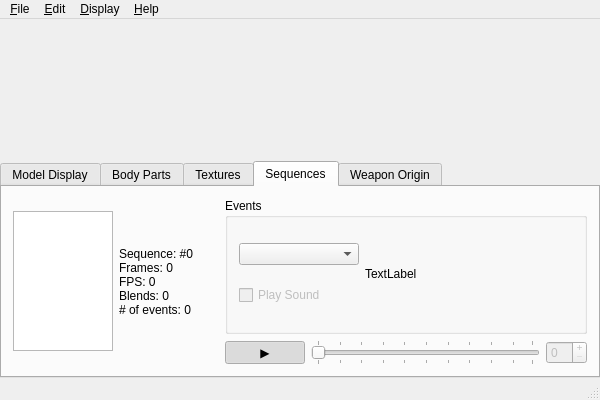
This is src/v/hlmv.ui in MoeMod/HLMV-Qt as Qt 5 draws it before an edit. The edited form follows.
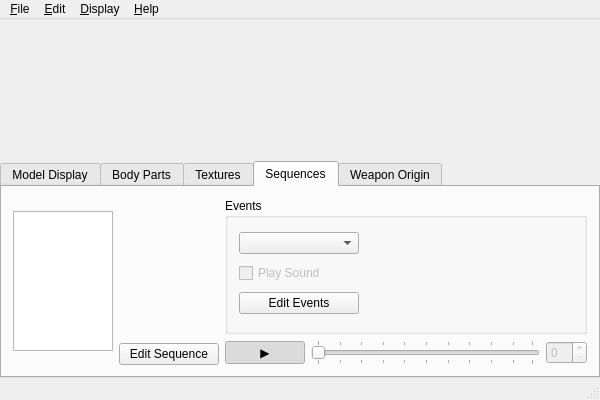
This is the edited form. The open tabs and pages were chosen to show the change. Custom widgets are drawn as their Qt base class.

Commit message: Add event-editing and sequence-editing support.

The edit to the form file:
```diff
--- a/src/v/hlmv.ui
+++ b/src/v/hlmv.ui
@@ -847,6 +847,8 @@
            </widget>
           </item>
           <item>
+           <layout class="QVBoxLayout" name="verticalLayout_7">
+            <item>
            <widget class="QLabel" name="lSequenceInfo1">
             <property name="sizePolicy">
              <sizepolicy hsizetype="Preferred" vsizetype="Preferred">
@@ -861,11 +863,7 @@
              </size>
             </property>
             <property name="text">
-             <string>Sequence: #0
-Frames: 0
-FPS: 0
-Blends: 0
-# of events: 0</string>
+               <string/>
             </property>
             <property name="textFormat">
              <enum>Qt::AutoText</enum>
@@ -876,6 +874,15 @@
            </widget>
           </item>
           <item>
+             <widget class="QPushButton" name="pushButton_editSeq">
+              <property name="text">
+               <string>Edit Sequence</string>
+              </property>
+             </widget>
+            </item>
+           </layout>
+          </item>
+          <item>
            <layout class="QVBoxLayout" name="verticalLayout_6">
             <item>
              <layout class="QHBoxLayout" name="horizontalLayout_6">
@@ -895,17 +902,7 @@
                    </property>
                   </widget>
                  </item>
-                 <item row="1" column="0">
-                  <widget class="QCheckBox" name="cbPlaySound">
-                   <property name="enabled">
-                    <bool>false</bool>
-                   </property>
-                   <property name="text">
-                    <string>Play Sound</string>
-                   </property>
-                  </widget>
-                 </item>
-                 <item row="0" column="1" rowspan="2">
+                 <item row="0" column="2" rowspan="2">
                   <widget class="QLabel" name="lEventInfo">
                    <property name="sizePolicy">
                     <sizepolicy hsizetype="Expanding" vsizetype="Expanding">
@@ -914,7 +911,24 @@
                     </sizepolicy>
                    </property>
                    <property name="text">
-                    <string>TextLabel</string>
+                    <string/>
+                   </property>
+                  </widget>
+                 </item>
+                 <item row="1" column="0">
+                  <widget class="QCheckBox" name="cbPlaySound">
+                   <property name="enabled">
+                    <bool>false</bool>
+                   </property>
+                   <property name="text">
+                    <string>Play Sound</string>
+                   </property>
+                  </widget>
+                 </item>
+                 <item row="2" column="0">
+                  <widget class="QPushButton" name="pushButton_editEvent">
+                   <property name="text">
+                    <string>Edit Events</string>
                    </property>
                   </widget>
                  </item>
```
Left out of the diff: 36 changed lines with no effect on the pictures. Lines whose indentation alone changed are shown as unchanged. The commit also changes 4 other files.
